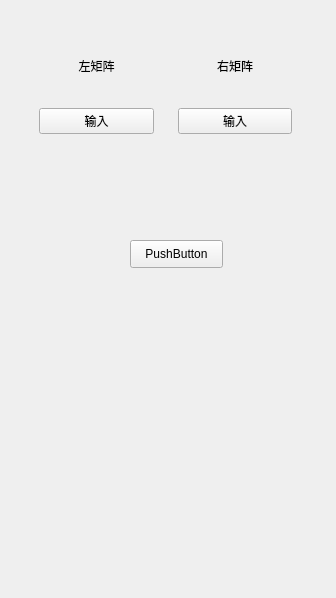
Unprincess17/CPP-MatrixCalculator, file testui.ui: the form before one commit.
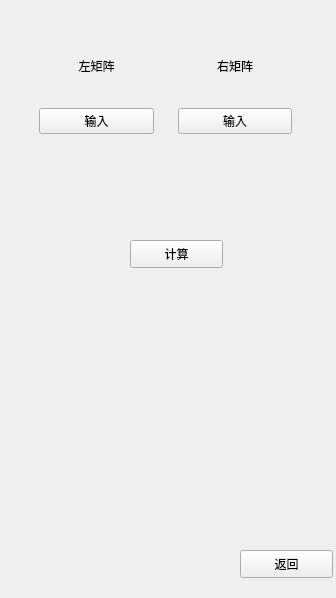
The form after the commit.

```diff
--- a/testui.ui
+++ b/testui.ui
@@ -102,7 +102,20 @@
      </rect>
     </property>
     <property name="text">
-     <string>PushButton</string>
+     <string>计算</string>
+    </property>
+   </widget>
+   <widget class="QPushButton" name="btn_back">
+    <property name="geometry">
+     <rect>
+      <x>240</x>
+      <y>550</y>
+      <width>93</width>
+      <height>28</height>
+     </rect>
+    </property>
+    <property name="text">
+     <string>返回</string>
     </property>
    </widget>
   </widget>
```
